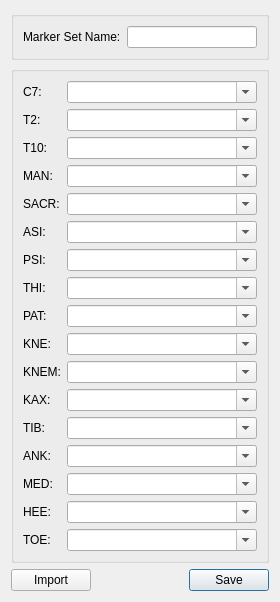
Above: src/c3d_parser/view/qt/marker_set_dialog.ui from tsalemink/C3D-parser before the change. Below: the same form after it.
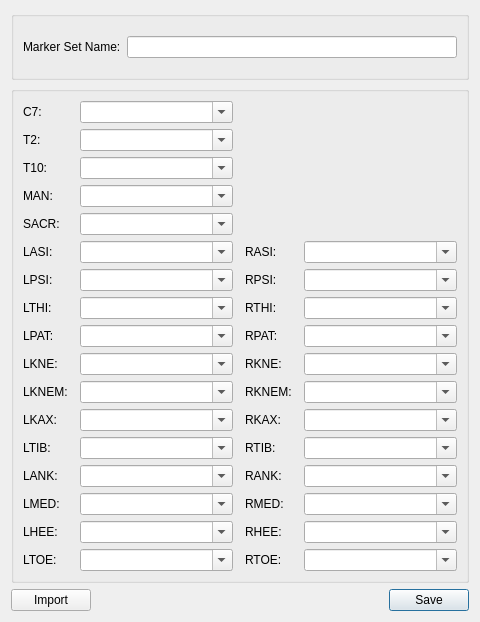
That is the form after the change.

Commit message:
Update marker-set dialog
Markers are now specified per-side.

```diff
--- a/src/c3d_parser/view/qt/marker_set_dialog.ui
+++ b/src/c3d_parser/view/qt/marker_set_dialog.ui
@@ -6,8 +6,8 @@
    <rect>
     <x>0</x>
     <y>0</y>
-    <width>280</width>
-    <height>588</height>
+    <width>480</width>
+    <height>622</height>
    </rect>
   </property>
   <property name="windowTitle">
@@ -38,42 +38,10 @@
      <property name="title">
       <string/>
      </property>
-     <layout class="QFormLayout" name="formLayout">
-      <item row="0" column="0">
-       <widget class="QLabel" name="label">
-        <property name="text">
-         <string>C7:</string>
-        </property>
-       </widget>
-      </item>
-      <item row="0" column="1">
-       <widget class="QComboBox" name="comboBoxC7">
-        <property name="editable">
-         <bool>true</bool>
-        </property>
-       </widget>
-      </item>
-      <item row="1" column="0">
-       <widget class="QLabel" name="label_2">
-        <property name="text">
-         <string>T2:</string>
-        </property>
-       </widget>
-      </item>
-      <item row="1" column="1">
-       <widget class="QComboBox" name="comboBoxT2">
-        <property name="editable">
-         <bool>true</bool>
-        </property>
-       </widget>
-      </item>
-      <item row="2" column="0">
-       <widget class="QLabel" name="label_3">
-        <property name="text">
-         <string>T10:</string>
-        </property>
-       </widget>
-      </item>
+     <layout class="QGridLayout" name="gridLayout" columnstretch="0,1,0,1">
+      <property name="horizontalSpacing">
+       <number>12</number>
+      </property>
       <item row="2" column="1">
        <widget class="QComboBox" name="comboBoxT10">
         <property name="editable">
@@ -81,6 +49,41 @@
         </property>
        </widget>
       </item>
+      <item row="1" column="1">
+       <widget class="QComboBox" name="comboBoxT2">
+        <property name="editable">
+         <bool>true</bool>
+        </property>
+       </widget>
+      </item>
+      <item row="5" column="0">
+       <widget class="QLabel" name="label_6">
+        <property name="text">
+         <string>LASI:</string>
+        </property>
+       </widget>
+      </item>
+      <item row="14" column="0">
+       <widget class="QLabel" name="label_15">
+        <property name="text">
+         <string>LMED:</string>
+        </property>
+       </widget>
+      </item>
+      <item row="9" column="0">
+       <widget class="QLabel" name="label_10">
+        <property name="text">
+         <string>LKNE:</string>
+        </property>
+       </widget>
+      </item>
+      <item row="10" column="1">
+       <widget class="QComboBox" name="comboBoxLKNEM">
+        <property name="editable">
+         <bool>true</bool>
+        </property>
+       </widget>
+      </item>
       <item row="3" column="0">
        <widget class="QLabel" name="label_4">
         <property name="text">
@@ -88,17 +91,24 @@
         </property>
        </widget>
       </item>
-      <item row="3" column="1">
-       <widget class="QComboBox" name="comboBoxMAN">
-        <property name="editable">
-         <bool>true</bool>
-        </property>
-       </widget>
-      </item>
-      <item row="4" column="0">
-       <widget class="QLabel" name="label_5">
+      <item row="10" column="2">
+       <widget class="QLabel" name="label_24">
         <property name="text">
-         <string>SACR:</string>
+         <string>RKNEM:</string>
+        </property>
+       </widget>
+      </item>
+      <item row="6" column="3">
+       <widget class="QComboBox" name="comboBoxRPSI">
+        <property name="editable">
+         <bool>true</bool>
+        </property>
+       </widget>
+      </item>
+      <item row="12" column="1">
+       <widget class="QComboBox" name="comboBoxLTIB">
+        <property name="editable">
+         <bool>true</bool>
         </property>
        </widget>
       </item>
@@ -109,15 +119,29 @@
         </property>
        </widget>
       </item>
-      <item row="5" column="0">
-       <widget class="QLabel" name="label_6">
+      <item row="11" column="0">
+       <widget class="QLabel" name="label_12">
         <property name="text">
-         <string>ASI:</string>
+         <string>LKAX:</string>
         </property>
        </widget>
       </item>
-      <item row="5" column="1">
-       <widget class="QComboBox" name="comboBoxASI">
+      <item row="9" column="1">
+       <widget class="QComboBox" name="comboBoxLKNE">
+        <property name="editable">
+         <bool>true</bool>
+        </property>
+       </widget>
+      </item>
+      <item row="6" column="1">
+       <widget class="QComboBox" name="comboBoxLPSI">
+        <property name="editable">
+         <bool>true</bool>
+        </property>
+       </widget>
+      </item>
+      <item row="15" column="1">
+       <widget class="QComboBox" name="comboBoxLHEE">
         <property name="editable">
          <bool>true</bool>
         </property>
@@ -126,152 +150,299 @@
       <item row="6" column="0">
        <widget class="QLabel" name="label_7">
         <property name="text">
-         <string>PSI:</string>
+         <string>LPSI:</string>
         </property>
        </widget>
       </item>
-      <item row="6" column="1">
-       <widget class="QComboBox" name="comboBoxPSI">
+      <item row="11" column="1">
+       <widget class="QComboBox" name="comboBoxLKAX">
         <property name="editable">
          <bool>true</bool>
         </property>
        </widget>
       </item>
+      <item row="5" column="3">
+       <widget class="QComboBox" name="comboBoxRASI">
+        <property name="editable">
+         <bool>true</bool>
+        </property>
+       </widget>
+      </item>
+      <item row="7" column="1">
+       <widget class="QComboBox" name="comboBoxLTHI">
+        <property name="editable">
+         <bool>true</bool>
+        </property>
+       </widget>
+      </item>
+      <item row="1" column="0">
+       <widget class="QLabel" name="label_2">
+        <property name="text">
+         <string>T2:</string>
+        </property>
+       </widget>
+      </item>
       <item row="7" column="0">
        <widget class="QLabel" name="label_8">
         <property name="text">
-         <string>THI:</string>
+         <string>LTHI:</string>
         </property>
        </widget>
       </item>
-      <item row="7" column="1">
-       <widget class="QComboBox" name="comboBoxTHI">
+      <item row="13" column="1">
+       <widget class="QComboBox" name="comboBoxLANK">
         <property name="editable">
          <bool>true</bool>
         </property>
        </widget>
       </item>
+      <item row="11" column="2">
+       <widget class="QLabel" name="label_25">
+        <property name="text">
+         <string>RKAX:</string>
+        </property>
+       </widget>
+      </item>
+      <item row="4" column="0">
+       <widget class="QLabel" name="label_5">
+        <property name="text">
+         <string>SACR:</string>
+        </property>
+       </widget>
+      </item>
       <item row="8" column="0">
        <widget class="QLabel" name="label_9">
         <property name="text">
-         <string>PAT:</string>
+         <string>LPAT:</string>
+        </property>
+       </widget>
+      </item>
+      <item row="0" column="1">
+       <widget class="QComboBox" name="comboBoxC7">
+        <property name="editable">
+         <bool>true</bool>
         </property>
        </widget>
       </item>
       <item row="8" column="1">
-       <widget class="QComboBox" name="comboBoxPAT">
+       <widget class="QComboBox" name="comboBoxLPAT">
         <property name="editable">
          <bool>true</bool>
         </property>
        </widget>
       </item>
-      <item row="9" column="0">
-       <widget class="QLabel" name="label_10">
+      <item row="9" column="2">
+       <widget class="QLabel" name="label_23">
         <property name="text">
-         <string>KNE:</string>
+         <string>RKNE:</string>
         </property>
        </widget>
       </item>
-      <item row="9" column="1">
-       <widget class="QComboBox" name="comboBoxKNE">
-        <property name="editable">
-         <bool>true</bool>
+      <item row="5" column="2">
+       <widget class="QLabel" name="label_19">
+        <property name="text">
+         <string>RASI:</string>
+        </property>
+       </widget>
+      </item>
+      <item row="6" column="2">
+       <widget class="QLabel" name="label_20">
+        <property name="text">
+         <string>RPSI:</string>
+        </property>
+       </widget>
+      </item>
+      <item row="7" column="2">
+       <widget class="QLabel" name="label_21">
+        <property name="text">
+         <string>RTHI:</string>
+        </property>
+       </widget>
+      </item>
+      <item row="15" column="0">
+       <widget class="QLabel" name="label_16">
+        <property name="text">
+         <string>LHEE:</string>
+        </property>
+       </widget>
+      </item>
+      <item row="16" column="2">
+       <widget class="QLabel" name="label_30">
+        <property name="text">
+         <string>RTOE:</string>
+        </property>
+       </widget>
+      </item>
+      <item row="16" column="0">
+       <widget class="QLabel" name="label_17">
+        <property name="text">
+         <string>LTOE:</string>
+        </property>
+       </widget>
+      </item>
+      <item row="0" column="0">
+       <widget class="QLabel" name="label">
+        <property name="text">
+         <string>C7:</string>
         </property>
        </widget>
       </item>
       <item row="10" column="0">
        <widget class="QLabel" name="label_11">
         <property name="text">
-         <string>KNEM:</string>
+         <string>LKNEM:</string>
         </property>
        </widget>
       </item>
-      <item row="10" column="1">
-       <widget class="QComboBox" name="comboBoxKNEM">
+      <item row="15" column="2">
+       <widget class="QLabel" name="label_29">
+        <property name="text">
+         <string>RHEE:</string>
+        </property>
+       </widget>
+      </item>
+      <item row="3" column="1">
+       <widget class="QComboBox" name="comboBoxMAN">
         <property name="editable">
          <bool>true</bool>
         </property>
        </widget>
       </item>
-      <item row="11" column="0">
-       <widget class="QLabel" name="label_12">
+      <item row="14" column="2">
+       <widget class="QLabel" name="label_28">
         <property name="text">
-         <string>KAX:</string>
+         <string>RMED:</string>
         </property>
        </widget>
       </item>
-      <item row="11" column="1">
-       <widget class="QComboBox" name="comboBoxKAX">
+      <item row="14" column="1">
+       <widget class="QComboBox" name="comboBoxLMED">
         <property name="editable">
          <bool>true</bool>
         </property>
        </widget>
       </item>
+      <item row="8" column="2">
+       <widget class="QLabel" name="label_22">
+        <property name="text">
+         <string>RPAT:</string>
+        </property>
+       </widget>
+      </item>
+      <item row="16" column="1">
+       <widget class="QComboBox" name="comboBoxLTOE">
+        <property name="editable">
+         <bool>true</bool>
+        </property>
+       </widget>
+      </item>
+      <item row="7" column="3">
+       <widget class="QComboBox" name="comboBoxRTHI">
+        <property name="editable">
+         <bool>true</bool>
+        </property>
+       </widget>
+      </item>
+      <item row="13" column="2">
+       <widget class="QLabel" name="label_27">
+        <property name="text">
+         <string>RANK:</string>
+        </property>
+       </widget>
+      </item>
+      <item row="5" column="1">
+       <widget class="QComboBox" name="comboBoxLASI">
+        <property name="editable">
+         <bool>true</bool>
+        </property>
+       </widget>
+      </item>
+      <item row="2" column="0">
+       <widget class="QLabel" name="label_3">
+        <property name="text">
+         <string>T10:</string>
+        </property>
+       </widget>
+      </item>
       <item row="12" column="0">
        <widget class="QLabel" name="label_13">
         <property name="text">
-         <string>TIB:</string>
-        </property>
-       </widget>
-      </item>
-      <item row="12" column="1">
-       <widget class="QComboBox" name="comboBoxTIB">
-        <property name="editable">
-         <bool>true</bool>
+         <string>LTIB:</string>
         </property>
        </widget>
       </item>
       <item row="13" column="0">
        <widget class="QLabel" name="label_14">
         <property name="text">
-         <string>ANK:</string>
+         <string>LANK:</string>
         </property>
        </widget>
       </item>
-      <item row="14" column="0">
-       <widget class="QLabel" name="label_15">
+      <item row="12" column="2">
+       <widget class="QLabel" name="label_26">
         <property name="text">
-         <string>MED:</string>
+         <string>RTIB:</string>
         </property>
        </widget>
       </item>
-      <item row="13" column="1">
-       <widget class="QComboBox" name="comboBoxANK">
+      <item row="8" column="3">
+       <widget class="QComboBox" name="comboBoxRPAT">
         <property name="editable">
          <bool>true</bool>
         </property>
        </widget>
       </item>
-      <item row="14" column="1">
-       <widget class="QComboBox" name="comboBoxMED">
+      <item row="9" column="3">
+       <widget class="QComboBox" name="comboBoxRKNE">
         <property name="editable">
          <bool>true</bool>
         </property>
        </widget>
       </item>
-      <item row="15" column="0">
-       <widget class="QLabel" name="label_16">
-        <property name="text">
-         <string>HEE:</string>
+      <item row="10" column="3">
+       <widget class="QComboBox" name="comboBoxRKNEM">
+        <property name="editable">
+         <bool>true</bool>
         </property>
        </widget>
       </item>
-      <item row="16" column="0">
-       <widget class="QLabel" name="label_17">
-        <property name="text">
-         <string>TOE:</string>
+      <item row="11" column="3">
+       <widget class="QComboBox" name="comboBoxRKAX">
+        <property name="editable">
+         <bool>true</bool>
         </property>
        </widget>
       </item>
-      <item row="15" column="1">
-       <widget class="QComboBox" name="comboBoxHEE">
+      <item row="12" column="3">
+       <widget class="QComboBox" name="comboBoxRTIB">
         <property name="editable">
          <bool>true</bool>
         </property>
        </widget>
       </item>
-      <item row="16" column="1">
-       <widget class="QComboBox" name="comboBoxTOE">
+      <item row="13" column="3">
+       <widget class="QComboBox" name="comboBoxRANK">
+        <property name="editable">
+         <bool>true</bool>
+        </property>
+       </widget>
+      </item>
+      <item row="14" column="3">
+       <widget class="QComboBox" name="comboBoxRMED">
+        <property name="editable">
+         <bool>true</bool>
+        </property>
+       </widget>
+      </item>
+      <item row="15" column="3">
+       <widget class="QComboBox" name="comboBoxRHEE">
+        <property name="editable">
+         <bool>true</bool>
+        </property>
+       </widget>
+      </item>
+      <item row="16" column="3">
+       <widget class="QComboBox" name="comboBoxRTOE">
         <property name="editable">
          <bool>true</bool>
         </property>
```
Left out of the diff: 2 changed lines with no effect on the pictures. The commit also changes 3 other files.
